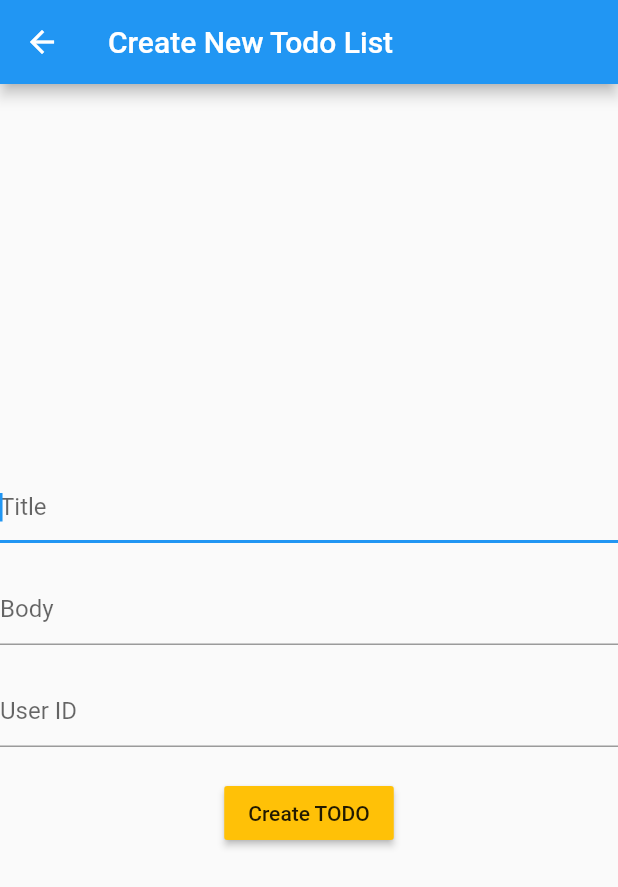
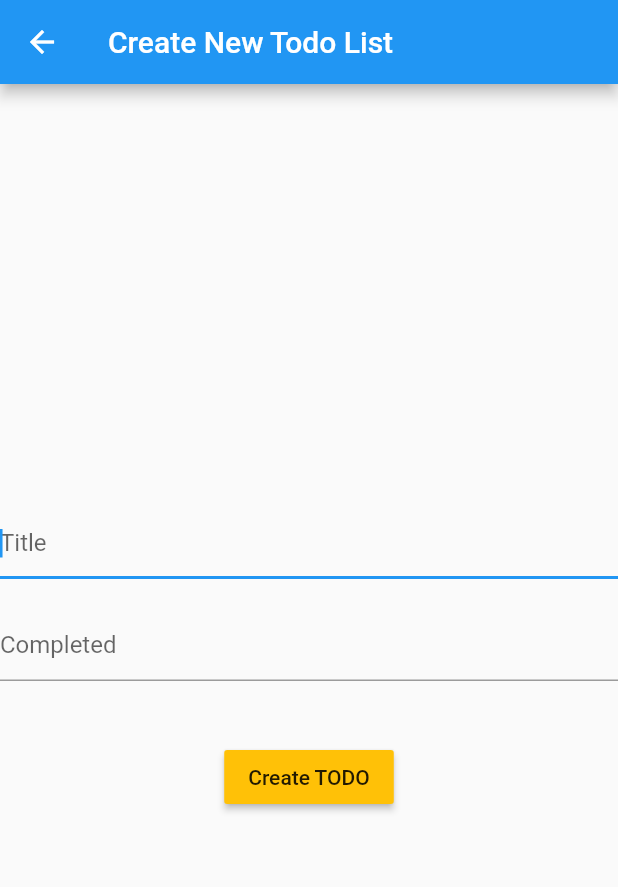
Before and after one commit to afiq90/flutterapi, a Flutter app: the screen it shows after launch, after a tap on the "add" icon, on a phone screen of 412 x 824 dp. Shown: the top 887 px of the screen. Run offline on Flutter 3.47's test engine with Material 2 defaults, Android fonts, the phone set to English and light mode, and no system bars; network calls fail.

Commit message:
Implemented update todo screen and get the single todo data by index

```diff
--- a/lib/main.dart
+++ b/lib/main.dart
@@ -1,10 +1,9 @@
 import 'package:flutter/material.dart';
-import 'api/api.dart';
-import 'models/todo.dart';
-import 'widgets/todo_screen.dart';
-import 'widgets/main_screen.dart';
+import 'screens/add_todo_screen.dart';
+import 'screens/main_screen.dart';
 import 'package:provider/provider.dart';
 import 'providers/todos.dart';
+import 'screens/update_todo_screen.dart';
 
 void main() => runApp(MyApp());
 
@@ -15,12 +14,16 @@ class MyApp extends StatelessWidget {
     return ChangeNotifierProvider(
       create: (ctx) => Todos(),
       child: MaterialApp(
-        title: 'Flutter Demo',
+        title: 'Flutter API CRUD',
         theme: ThemeData(
           primarySwatch: Colors.blue,
         ),
         home: MainScreen(),
-        routes: {AddNewTodoScreen.routeName: (ctx) => AddNewTodoScreen()},
+        // home: UpdateTodoScreen(),
+        routes: {
+          AddNewTodoScreen.routeName: (ctx) => AddNewTodoScreen(),
+          UpdateTodoScreen.routeName: (ctx) => UpdateTodoScreen(),
+        },
       ),
     );
   }
--- a/lib/providers/todos.dart
+++ b/lib/providers/todos.dart
@@ -22,12 +22,12 @@ class Todos with ChangeNotifier {
     notifyListeners();
   }
 
-  Future fetchAllTodos() async {
+  Future<void> fetchAllTodos() async {
     final extractedData = await api.fetchAllTodo();
-    print('allData ${extractedData}');
+    // print('allData ${extractedData}');
 
     if (extractedData != null) {
-     print('allData count ${extractedData.length}');
+    //  print('allData count ${extractedData.length}');
       _items.clear();
       extractedData.forEach((todoID, todoData) {
         addTodo(Todo(
@@ -42,7 +42,28 @@ class Todos with ChangeNotifier {
     }
   }
 
+  // Future<void> fetchSingleTodoWithId(String id) async {
+  //   final selectedTodo = await api.fetchTodoWithID(id);
+  //   print('selectedTodo $selectedTodo');
+
+  //   // if (extractedData != null) {
+  //   // //  print('allData count ${extractedData.length}');
+  //   //   _items.clear();
+  //   //   extractedData.forEach((todoID, todoData) {
+  //       addTodo(Todo(
+  //           id: id,
+  //           userId: selectedTodo['userId'],
+  //           title: selectedTodo['title'],
+  //           completed: selectedTodo['completed']));
+  //   //   });
+  //   // } else {
+  //   //   _items = [];
+  //   notifyListeners();
+  //   // }
+  // }
+
   Future<void> deleteTodoWithID(String id) async {
     api.deleteTodoWithID(id);
+    notifyListeners();
   }
 }
--- a/lib/widgets/todo_screen.dart
+++ b/lib/screens/add_todo_screen.dart
@@ -28,14 +28,10 @@ class AddNewTodoScreen extends StatelessWidget {
             ),
             TextField(
               autofocus: false,
-              decoration: InputDecoration(hintText: "Body"),
+              decoration: InputDecoration(hintText: "Completed"),
             ),
             SizedBox(
               height: 20,
-            ),
-            TextField(
-              autofocus: false,
-              decoration: InputDecoration(hintText: "User ID"),
             ),
             SizedBox(
               height: 20,
--- a/lib/widgets/main_screen.dart
+++ b/lib/screens/main_screen.dart
@@ -2,7 +2,8 @@ import 'package:flutter/material.dart';
 import '../api/api.dart';
 import 'package:provider/provider.dart';
 import '../providers/todos.dart';
-import '../widgets/todo_screen.dart';
+import '../screens/add_todo_screen.dart';
+import '../screens/update_todo_screen.dart';
 
 class MainScreen extends StatefulWidget {
   @override
@@ -122,8 +123,7 @@ class _MainScreenState extends State<MainScreen> {
                         },
                       ),
                       onTap: () {
-                        //Go to to update screen
-                        print('this is index $index');
+                        Navigator.of(context).pushNamed(UpdateTodoScreen.routeName, arguments: index);
                       },
                     ));
           } else {
```
Also changed, not shown: lib/api/api.dart (+14 -14 lines), lib/screens/update_todo_screen.dart (added, +102 -0 lines).
